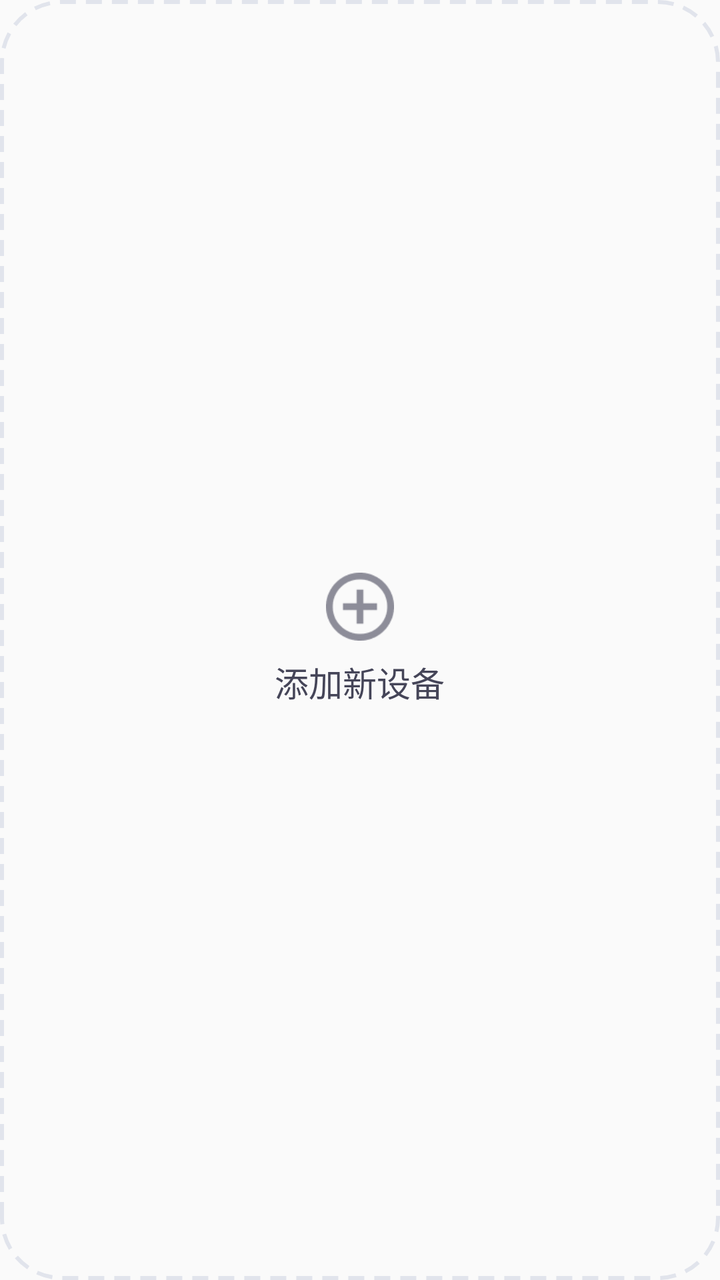
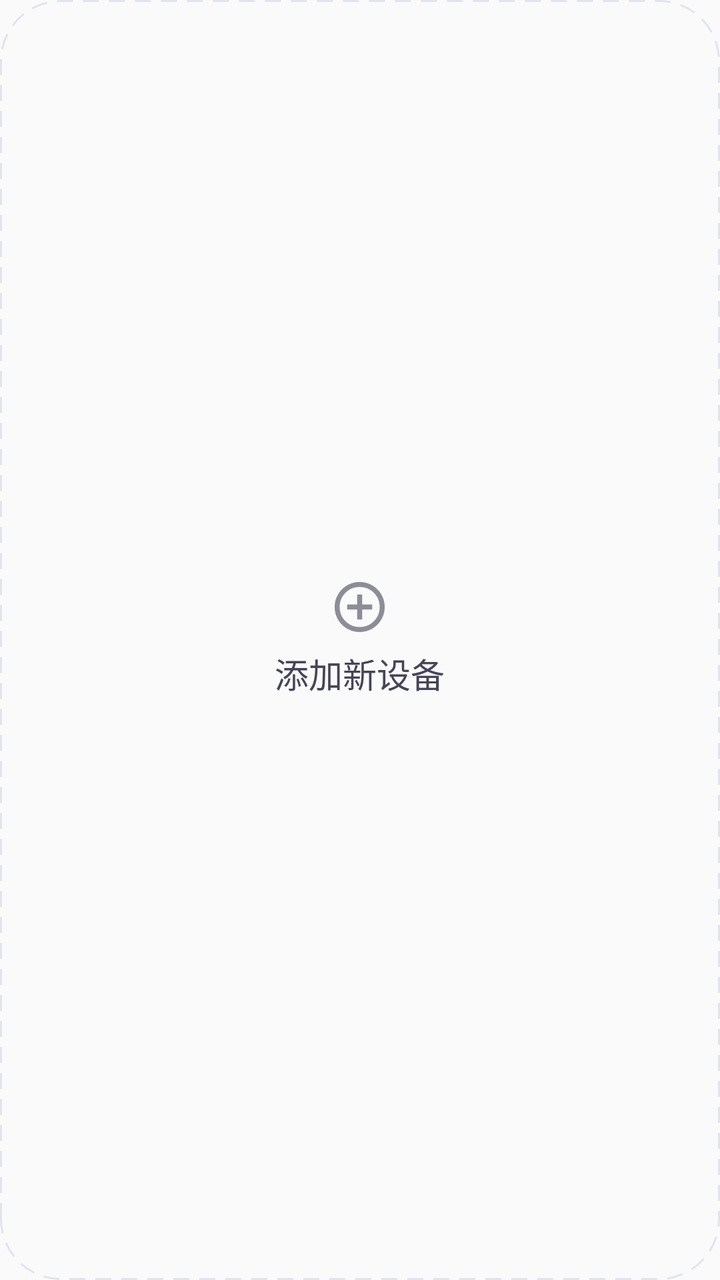

Compare the two renders of this Android layout. The source of the first and the diff that turns it into the second are given below.
<!-- AndroidManifest.xml: application theme AppTheme -->
<!-- res/layout/item_home_add_device.xml -->
<?xml version="1.0" encoding="utf-8"?>
<LinearLayout xmlns:android="http://schemas.android.com/apk/res/android"
    android:layout_width="match_parent"
    android:layout_height="112dp"
    android:layout_marginBottom="20dp"
    android:background="@drawable/bg_home_dashed_card"
    android:gravity="center"
    android:orientation="vertical">
    <ImageView android:layout_width="34dp" android:layout_height="34dp" android:contentDescription="@null" android:src="@mipmap/ic_common_add_outline" />
    <TextView android:layout_width="wrap_content" android:layout_height="wrap_content" android:layout_marginTop="8dp" android:text="@string/home_add_new_device" android:textColor="@color/color_454558" android:textSize="17sp" />
</LinearLayout>
<!-- resources referenced by this layout -->
<resources>
  <color name="color_454558">#454558</color>
  <!-- drawable bg_home_dashed_card (drawable) -->
  <shape xmlns:android="http://schemas.android.com/apk/res/android"
          android:shape="rectangle">
      <solid android:color="@android:color/transparent" />
      <stroke
              android:width="2dp"
              android:color="@color/color_e1e4ec"
              android:dashWidth="8dp"
              android:dashGap="5dp" />
      <corners android:radius="30dp" />
  </shape>
  <!-- mipmap ic_common_add_outline: png bitmap (mipmap-xxhdpi, 2351 bytes) -->
  <string name="home_add_new_device">添加新设备</string>
  <style name="AppTheme" parent="Theme.AppCompat.Light.NoActionBar">
          
          <item name="colorPrimary">@color/color_008577</item>
          <item name="colorPrimaryDark">@color/color_00574b</item>
          <item name="colorAccent">@color/color_d81b60</item>
      </style>
  <color name="color_e1e4ec">#E1E4EC</color>
  <color name="color_008577">#008577</color>
  <color name="color_00574b">#00574B</color>
  <color name="color_d81b60">#D81B60</color>
</resources>

<!-- the commit's change to res/layout/item_home_add_device.xml (unified diff, before → after) -->
@@ -1,11 +1,23 @@
 <?xml version="1.0" encoding="utf-8"?>
 <LinearLayout xmlns:android="http://schemas.android.com/apk/res/android"
-    android:layout_width="match_parent"
-    android:layout_height="112dp"
-    android:layout_marginBottom="20dp"
-    android:background="@drawable/bg_home_dashed_card"
-    android:gravity="center"
-    android:orientation="vertical">
-    <ImageView android:layout_width="34dp" android:layout_height="34dp" android:contentDescription="@null" android:src="@mipmap/ic_common_add_outline" />
-    <TextView android:layout_width="wrap_content" android:layout_height="wrap_content" android:layout_marginTop="8dp" android:text="@string/home_add_new_device" android:textColor="@color/color_454558" android:textSize="17sp" />
+        android:layout_width="match_parent"
+        android:layout_height="112dp"
+        android:layout_marginBottom="20dp"
+        android:background="@drawable/bg_home_dashed_card"
+        android:gravity="center"
+        android:orientation="vertical">
+
+    <ImageView
+            android:layout_width="wrap_content"
+            android:layout_height="wrap_content"
+            android:contentDescription="@null"
+            android:src="@mipmap/ic_common_add_outline" />
+
+    <TextView
+            android:layout_width="wrap_content"
+            android:layout_height="wrap_content"
+            android:layout_marginTop="8dp"
+            android:text="@string/home_add_new_device"
+            android:textColor="@color/color_454558"
+            android:textSize="17sp" />
 </LinearLayout>
<!-- resource entries referenced after the edit -->
@@ -6,7 +6,7 @@
           android:shape="rectangle">
       <solid android:color="@android:color/transparent" />
       <stroke
-              android:width="2dp"
+              android:width="1dp"
               android:color="@color/color_e1e4ec"
               android:dashWidth="8dp"
               android:dashGap="5dp" />
